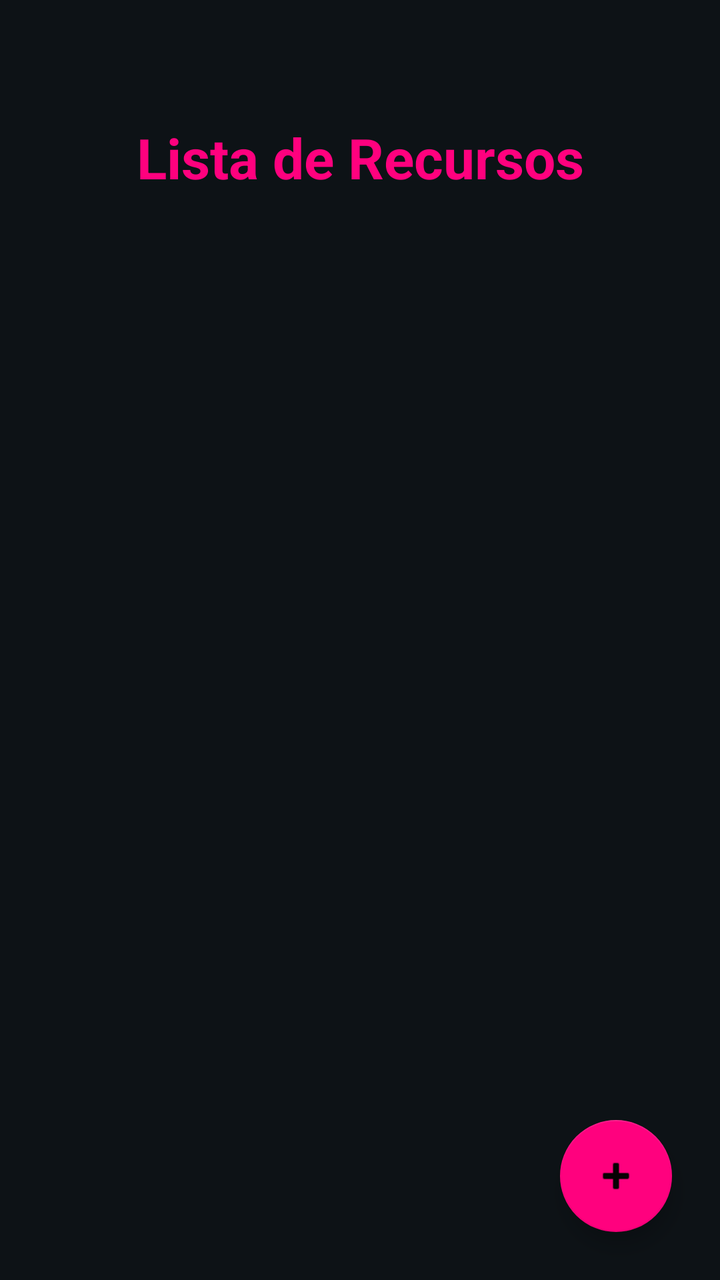
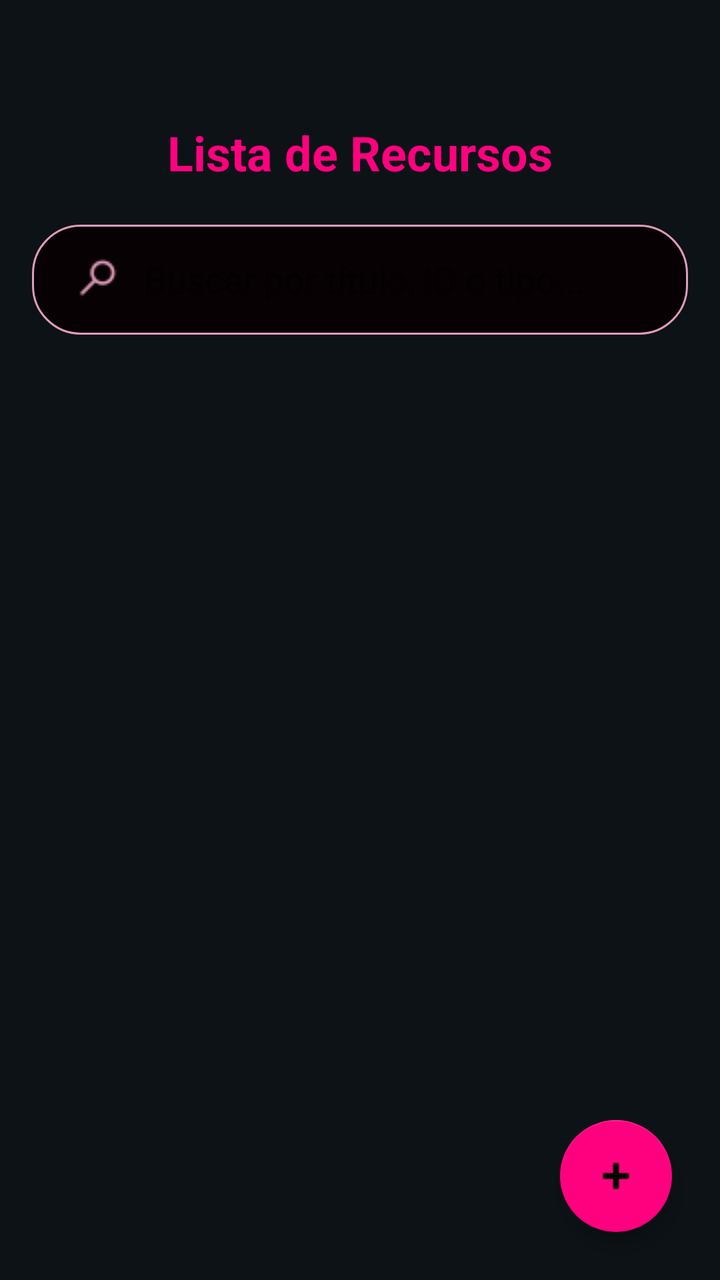

Before-and-after screenshots of an Android layout around one commit, followed by the original layout XML and the change that was made.
<!-- AndroidManifest.xml: application theme Theme.Athenea -->
<!-- res/layout/activity_recursos.xml -->
<?xml version="1.0" encoding="utf-8"?>
<LinearLayout xmlns:android="http://schemas.android.com/apk/res/android"
    xmlns:app="http://schemas.android.com/apk/res-auto"
    android:layout_width="match_parent"
    android:layout_height="match_parent"
    android:background="@color/dark_bg"
    android:orientation="vertical">

    <TextView
        android:id="@+id/tvTitleRecursos"
        android:layout_width="match_parent"
        android:layout_height="wrap_content"
        android:text="@string/title_lista_recursos"
        android:textColor="@color/pink_primary"
        android:textSize="28sp"
        android:textStyle="bold"
        android:gravity="center"
        android:paddingTop="60dp"
        android:paddingBottom="20dp" />

    <androidx.recyclerview.widget.RecyclerView
        android:id="@+id/rvRecursos"
        android:layout_width="match_parent"
        android:layout_height="0dp"
        android:layout_weight="1"
        android:paddingHorizontal="12dp"
        android:clipToPadding="false" />

    <com.google.android.material.floatingactionbutton.FloatingActionButton
        android:id="@+id/fabAdd"
        android:layout_width="wrap_content"
        android:layout_height="wrap_content"
        android:layout_gravity="end|bottom"
        android:layout_margin="24dp"
        android:src="@android:drawable/ic_input_add"
        app:backgroundTint="@color/pink_primary"
        app:tint="@color/black_deep"
        android:contentDescription="@string/desc_fab_add" />

</LinearLayout>
<!-- resources referenced by this layout -->
<resources>
  <color name="black_deep">#070103</color>
  <color name="dark_bg">#0D1216</color>
  <color name="pink_primary">#FF017E</color>
  <string name="desc_fab_add">Agregar nuevo recurso</string>
  <string name="title_lista_recursos">Lista de Recursos</string>
  <style name="Theme.Athenea" parent="Theme.MaterialComponents.DayNight.NoActionBar">
          <item name="colorPrimary">@color/pink_primary</item>
          <item name="colorPrimaryVariant">@color/pink_accent</item>
          <item name="colorOnPrimary">@color/black_deep</item>
          <item name="android:statusBarColor">@color/dark_bg</item>
      </style>
  <color name="pink_accent">#E19CBB</color>
</resources>

<!-- the commit's change to res/layout/activity_recursos.xml (unified diff, before → after) -->
@@ -1,40 +1,59 @@
 <?xml version="1.0" encoding="utf-8"?>
-<LinearLayout xmlns:android="http://schemas.android.com/apk/res/android"
+<RelativeLayout xmlns:android="http://schemas.android.com/apk/res/android"
     xmlns:app="http://schemas.android.com/apk/res-auto"
     android:layout_width="match_parent"
     android:layout_height="match_parent"
-    android:background="@color/dark_bg"
-    android:orientation="vertical">
+    android:background="@color/dark_bg">
 
     <TextView
-        android:id="@+id/tvTitleRecursos"
+        android:id="@+id/tvTitle"
+        android:layout_width="wrap_content"
+        android:layout_height="wrap_content"
+        android:layout_centerHorizontal="true"
+        android:layout_marginTop="60dp"
+        android:text="@string/text_list"
+        android:textColor="@color/pink_primary"
+        android:textSize="24sp"
+        android:textStyle="bold" />
+
+    <androidx.appcompat.widget.SearchView
+        android:id="@+id/searchView"
         android:layout_width="match_parent"
+        android:layout_height="55dp"
+        android:layout_below="@id/tvTitle"
+        android:layout_marginHorizontal="16dp"
+        android:layout_marginTop="20dp"
+        android:layout_marginBottom="16dp"
+        android:background="@drawable/rounded_input"
+        app:iconifiedByDefault="false"
+        app:queryBackground="@android:color/transparent"
+        app:searchIcon="@drawable/buscador"
+        app:queryHint="Buscar por título, ID o tipo..." />
+
+    <ProgressBar
+        android:id="@+id/progressBar"
+        android:layout_width="wrap_content"
         android:layout_height="wrap_content"
-        android:text="@string/title_lista_recursos"
-        android:textColor="@color/pink_primary"
-        android:textSize="28sp"
-        android:textStyle="bold"
-        android:gravity="center"
-        android:paddingTop="60dp"
-        android:paddingBottom="20dp" />
+        android:layout_centerInParent="true"
+        android:indeterminateTint="@color/pink_primary"
+        android:visibility="gone" />
 
     <androidx.recyclerview.widget.RecyclerView
         android:id="@+id/rvRecursos"
         android:layout_width="match_parent"
-        android:layout_height="0dp"
-        android:layout_weight="1"
-        android:paddingHorizontal="12dp"
-        android:clipToPadding="false" />
+        android:layout_height="match_parent"
+        android:layout_below="@id/searchView"
+        android:padding="8dp" />
 
     <com.google.android.material.floatingactionbutton.FloatingActionButton
         android:id="@+id/fabAdd"
         android:layout_width="wrap_content"
         android:layout_height="wrap_content"
-        android:layout_gravity="end|bottom"
+        android:layout_alignParentEnd="true"
+        android:layout_alignParentBottom="true"
         android:layout_margin="24dp"
         android:src="@android:drawable/ic_input_add"
         app:backgroundTint="@color/pink_primary"
-        app:tint="@color/black_deep"
-        android:contentDescription="@string/desc_fab_add" />
+        app:tint="@color/black_deep" />
 
-</LinearLayout>
+</RelativeLayout>
<!-- resource entries referenced after the edit -->
@@ -3,14 +3,24 @@
   <color name="black_deep">#070103</color>
   <color name="dark_bg">#0D1216</color>
   <color name="pink_primary">#FF017E</color>
-  <string name="desc_fab_add">Agregar nuevo recurso</string>
-  <string name="title_lista_recursos">Lista de Recursos</string>
+  <!-- drawable buscador: png bitmap (drawable, 654 bytes) -->
+  <!-- drawable rounded_input (drawable) -->
+  <?xml version="1.0" encoding="utf-8"?>
+  <shape xmlns:android="http://schemas.android.com/apk/res/android">
+      <solid android:color="@color/black_deep" />
+      <corners android:radius="@dimen/rounded_radius" />
+      <stroke
+          android:width="1dp"
+          android:color="@color/pink_accent" />
+  </shape>
+  <string name="text_list">Lista de Recursos</string>
   <style name="Theme.Athenea" parent="Theme.MaterialComponents.DayNight.NoActionBar">
           <item name="colorPrimary">@color/pink_primary</item>
           <item name="colorPrimaryVariant">@color/pink_accent</item>
           <item name="colorOnPrimary">@color/black_deep</item>
           <item name="android:statusBarColor">@color/dark_bg</item>
       </style>
+  <dimen name="rounded_radius">24dp</dimen>
   <color name="pink_accent">#E19CBB</color>
 </resources>
 
